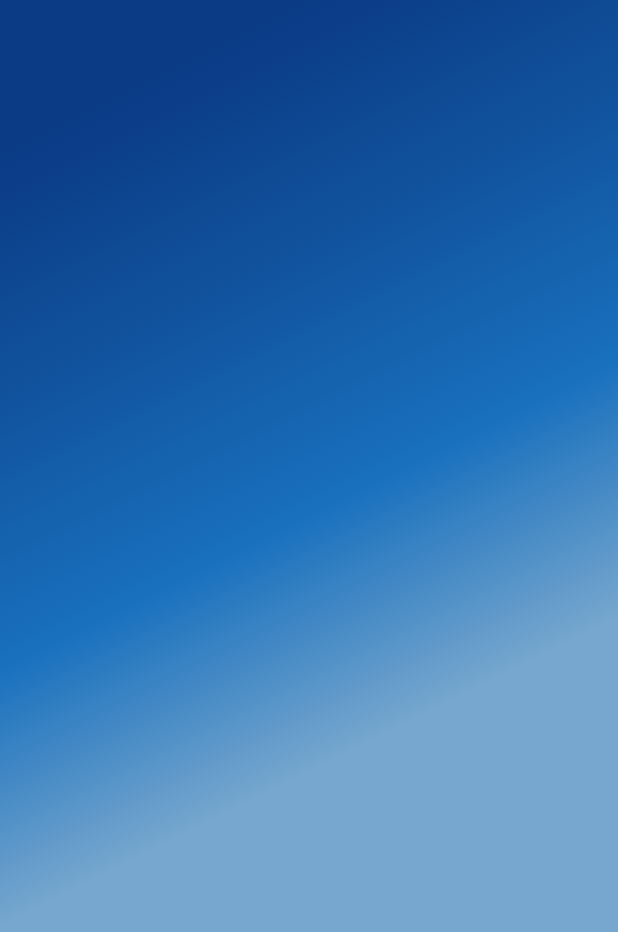
After one commit to yeldasoy/password_manager, a Flutter app: the LoginPage screen opened directly, on a phone screen of 412 x 824 dp. The commit adds this screen. Shown: the top 932 px of the screen. Run offline on Flutter 3.47's test engine with Material 3 defaults, Android fonts, the phone set to English and light mode, and no system bars.

Commit message:
uı ekran ekleme
mail verify ve login page geçişi hazırlandı
sayfa geçişi öğrenildi. mail verify yapılacak uı olarak ve how to use page içeriiği hazırlanacak

```diff
--- a/lib/main.dart
+++ b/lib/main.dart
@@ -117,8 +117,8 @@ class _SplashScreenState extends State<SplashScreen>
                   'Ekrana dokunun',
                   textAlign: TextAlign.center,
                   style: TextStyle(
-                    color: Colors.white,
-                    fontSize: 20,
+                    color: Colors.black,
+                    fontSize: 30,
                     fontStyle: FontStyle.italic,
                   ),
                 ),
--- a/lib/screens/taslak.dart
+++ b/lib/screens/how_to_use_page.dart
@@ -45,7 +45,7 @@ class _RegisterPageState extends State<RegisterPage> {
           // Gri opak katman
           AnimatedOpacity(
             opacity: _opacity,
-            duration: const Duration(seconds: 2),
+            duration: const Duration(seconds: 3),
             curve: Curves.easeOut,
             child: Container(
               color: Colors.black.withOpacity(0.7),
--- /dev/null
+++ b/lib/screens/login_page.dart
@@ -0,0 +1,58 @@
+import 'package:flutter/material.dart';
+
+class LoginPage extends StatefulWidget {
+  const LoginPage({super.key}); // const ekledim
+
+  @override
+  State<LoginPage> createState() => _LoginPageState();
+}
+
+class _LoginPageState extends State<LoginPage> {
+  double _opacity = 1.0;
+
+  @override
+  void initState() {
+    super.initState();
+
+    // Sayfa açıldığında opaklığı yavaşça azalt
+    Future.delayed(const Duration(milliseconds: 200), () {
+      setState(() {
+        _opacity = 0.0;
+      });
+    });
+  }
+
+  @override
+  Widget build(BuildContext context) {
+    return Scaffold(
+      body: Stack(
+        children: [
+          // Arkadaki mavi gradient arka plan
+          Container(
+            decoration: BoxDecoration(
+              gradient: LinearGradient(
+                begin: Alignment.topCenter,
+                colors: [
+                  Colors.blue.shade900,
+                  Colors.blue.shade800,
+                  Colors.blue.shade600,
+                  Colors.blue.shade200
+                ],
+              ),
+            ),
+          ),
+
+          // Gri opak katman
+          AnimatedOpacity(
+            opacity: _opacity,
+            duration: const Duration(seconds: 3),
+            curve: Curves.easeOut,
+            child: Container(
+              color: Colors.black.withOpacity(0.7),
+            ),
+          ),
+        ],
+      ),
+    );
+  }
+}
```
Also changed, not shown: lib/screens/mail_verify_page.dart (added, +58 -0 lines), lib/screens/register_page.dart (+123 -7 lines), lib/screens/muz.dart (deleted).
